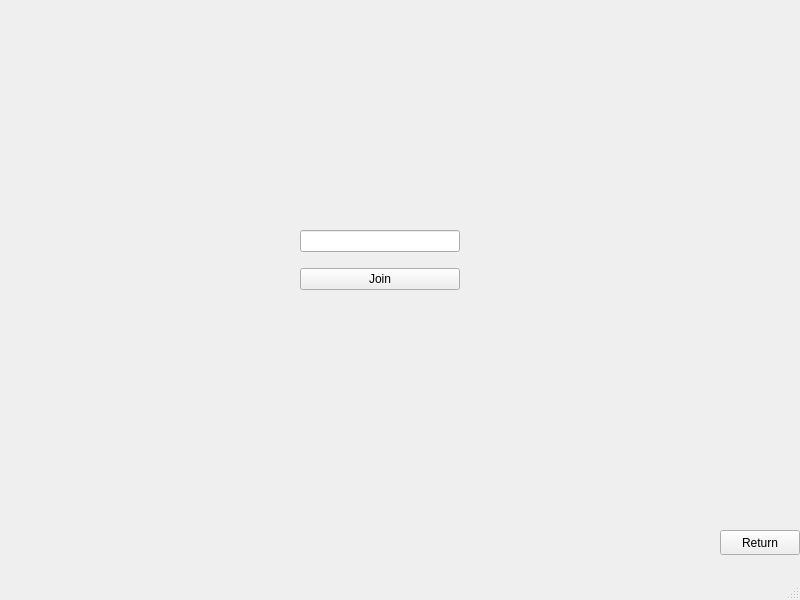
This is client/src/joinwindow.ui in khbminus/fastTyping as Qt 5 draws it before an edit. The edited form follows.
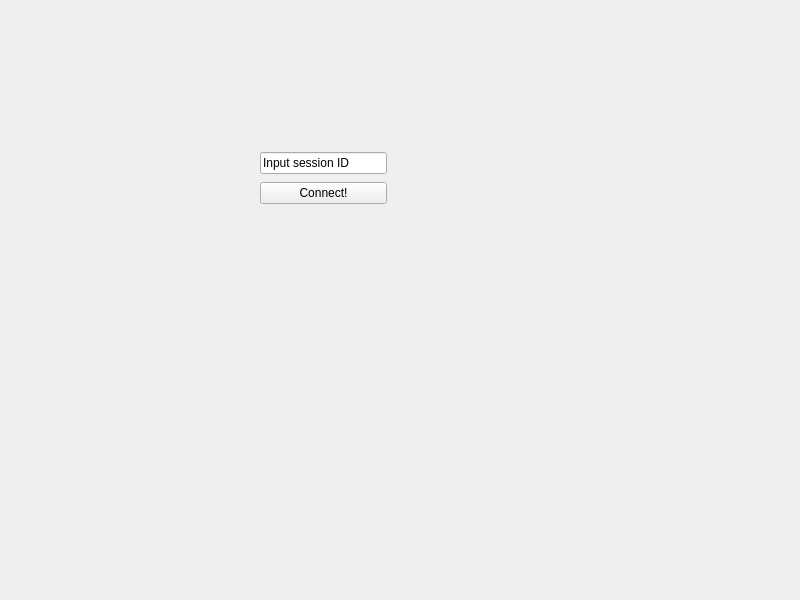
This is the edited form.

Diff of the .ui file:
```diff
--- a/client/src/joinwindow.ui
+++ b/client/src/joinwindow.ui
@@ -14,53 +14,33 @@
    <string>MainWindow</string>
   </property>
   <widget class="QWidget" name="centralwidget">
-   <widget class="QWidget" name="verticalLayoutWidget">
+   <widget class="QWidget" name="">
     <property name="geometry">
      <rect>
-      <x>300</x>
-      <y>220</y>
-      <width>160</width>
-      <height>80</height>
+      <x>260</x>
+      <y>150</y>
+      <width>127</width>
+      <height>58</height>
      </rect>
     </property>
     <layout class="QVBoxLayout" name="verticalLayout">
      <item>
-      <widget class="QLineEdit" name="idEdit"/>
+      <widget class="QLineEdit" name="lineEdit">
+       <property name="text">
+        <string>Input session ID</string>
+       </property>
+      </widget>
      </item>
      <item>
-      <widget class="QPushButton" name="submitButton">
+      <widget class="QPushButton" name="pushButton">
        <property name="text">
-        <string>Join</string>
+        <string>Connect!</string>
        </property>
       </widget>
      </item>
     </layout>
    </widget>
-   <widget class="QPushButton" name="pushButton">
-    <property name="geometry">
-     <rect>
-      <x>720</x>
-      <y>530</y>
-      <width>80</width>
-      <height>25</height>
-     </rect>
-    </property>
-    <property name="text">
-     <string>Return</string>
-    </property>
-   </widget>
   </widget>
-  <widget class="QMenuBar" name="menubar">
-   <property name="geometry">
-    <rect>
-     <x>0</x>
-     <y>0</y>
-     <width>800</width>
-     <height>22</height>
-    </rect>
-   </property>
-  </widget>
-  <widget class="QStatusBar" name="statusbar"/>
  </widget>
  <resources/>
  <connections/>
```
